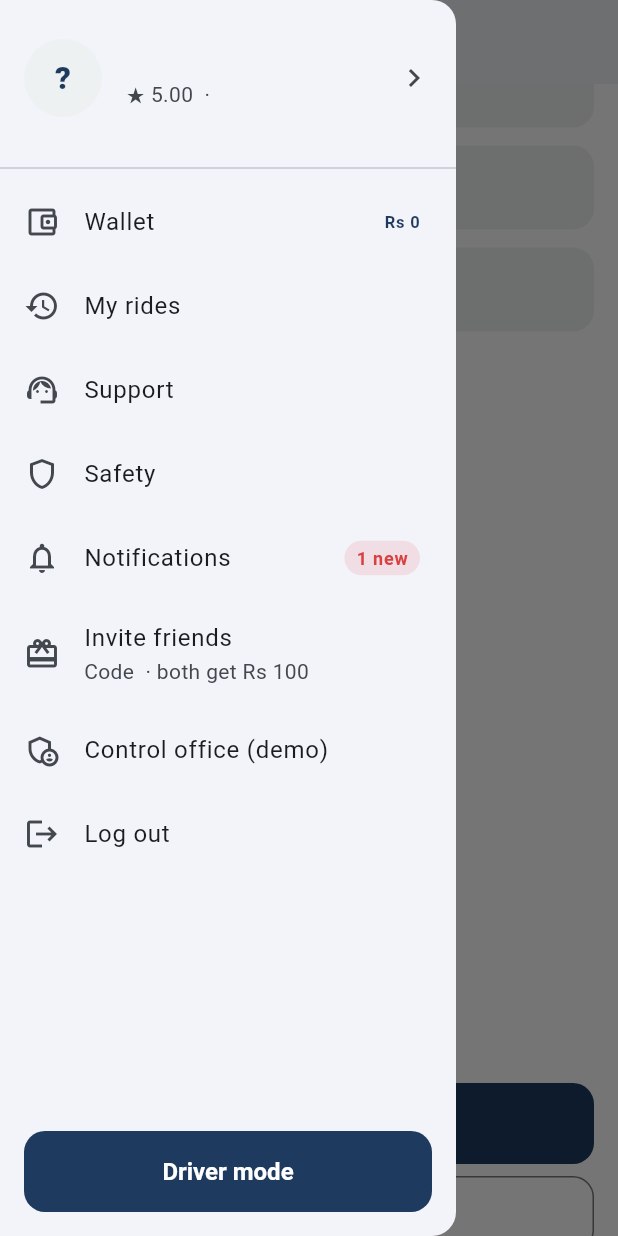
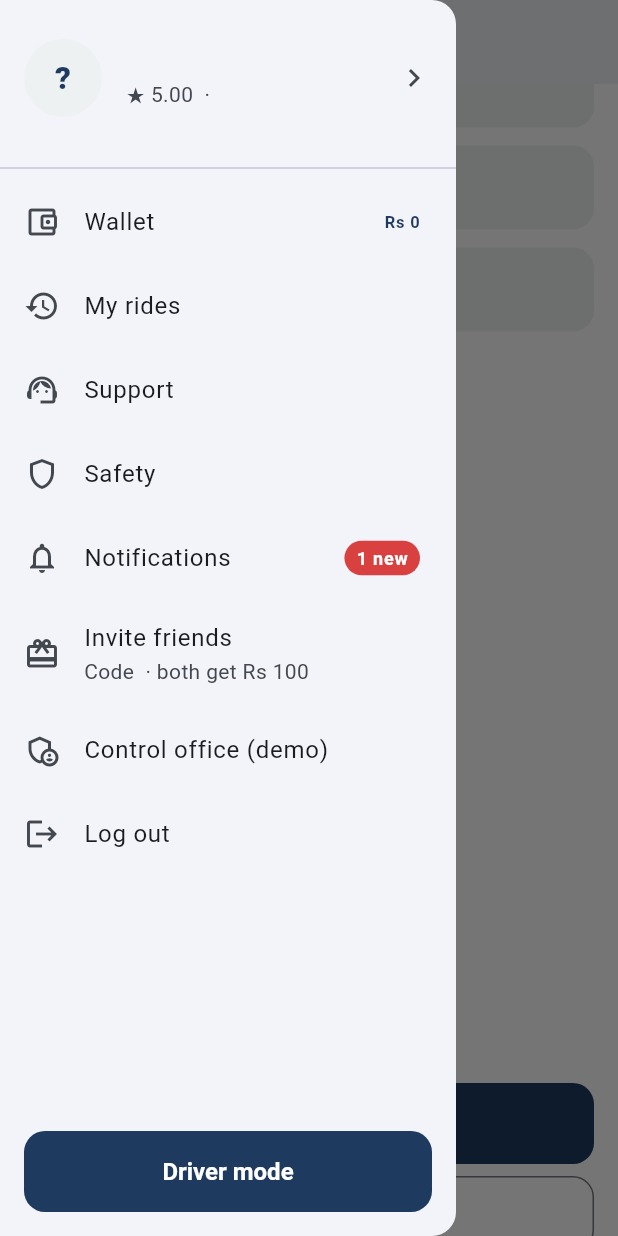
Before and after one commit to miqballhr9-lab/go-ride, a Flutter app: the DriverHome screen opened directly, scrolled down 538 dp, after a tap on the "menu" icon, on a phone screen of 412 x 824 dp. Run offline on Flutter 3.47's test engine with Material 3 defaults, Android fonts, the phone set to English and light mode, and no system bars; our stand-ins replace flutter_map, latlong2; accounts and stored records are empty.

Commit message:
Use only the MIK logo colors across the app
Navy, white, green, yellow and red from the MIK logo replace the remaining orange, blue and Material greens. Status chips are filled with the logo color and use navy or white text so they stay readable; chips, switches and progress bars follow the same palette.

Co-Authored-By: Claude Opus 5.5 <noreply@anthropic.com>
Claude-Session: https://claude.ai/code/session_01BRYDasa9vMcyHgqwWPmJDF

```diff
--- a/lib/admin/admin_more.dart
+++ b/lib/admin/admin_more.dart
@@ -75,7 +75,7 @@ class AdminSafety extends StatelessWidget {
                     u.driver!.licenseExpired
                         ? 'Expired ${u.driver!.licenseExpiry.day}/${u.driver!.licenseExpiry.month}'
                         : 'Expires ${u.driver!.licenseExpiry.day}/${u.driver!.licenseExpiry.month}',
-                    u.driver!.licenseExpired ? AppColors.danger : Colors.orange.shade800,
+                    u.driver!.licenseExpired ? AppColors.danger : AppColors.warning,
                   ),
                   onTap: () => Navigator.push(context, MaterialPageRoute(builder: (_) => DriverDetailScreen(user: u))),
                 ),
--- a/lib/admin/admin_shell.dart
+++ b/lib/admin/admin_shell.dart
@@ -433,11 +433,11 @@ class _AdminLiveMapState extends State<AdminLiveMap> {
             spacing: 8,
             runSpacing: 8,
             children: [
-              StatusChip('${online.length} online', Colors.green.shade700),
+              StatusChip('${online.length} online', AppColors.brand),
               for (final e in byType.entries)
                 if (e.value > 0) StatusChip('${e.key.label}: ${e.value}', AppColors.dark),
               StatusChip('${store.rides.where((r) => r.status.isActive && r.city == city).length} active rides',
-                  Colors.blue.shade700),
+                  AppColors.dark),
               if (sos > 0) StatusChip('$sos open SOS', AppColors.danger),
             ],
           ),
--- a/lib/screens/driver/driver_registration.dart
+++ b/lib/screens/driver/driver_registration.dart
@@ -191,7 +191,7 @@ class _DriverRegistrationState extends State<DriverRegistration> {
               ListTile(
                 contentPadding: EdgeInsets.zero,
                 leading: Icon(docs.contains(doc) ? Icons.check_circle : Icons.add_a_photo_outlined,
-                    color: docs.contains(doc) ? Colors.green : AppColors.dark),
+                    color: docs.contains(doc) ? AppColors.brand : AppColors.dark),
                 title: Text(doc),
                 subtitle: Text(docs.contains(doc) ? 'Added' : 'Tap to add a photo'),
                 trailing: docs.contains(doc)
--- a/lib/screens/passenger/offers_view.dart
+++ b/lib/screens/passenger/offers_view.dart
@@ -48,7 +48,7 @@ class OffersView extends StatelessWidget {
                 Padding(
                   padding: const EdgeInsets.only(top: 4),
                   child: Text('Promo ${ride.promoCode}: you save ${pkr(ride.discount)}',
-                      style: TextStyle(color: Colors.green.shade700)),
+                      style: const TextStyle(color: AppColors.dark, fontWeight: FontWeight.w600)),
                 ),
               const SizedBox(height: 12),
               Row(children: [
--- a/lib/screens/passenger/passenger_home.dart
+++ b/lib/screens/passenger/passenger_home.dart
@@ -441,7 +441,7 @@ class _PassengerHomeState extends State<PassengerHome> {
                 Padding(
                   padding: const EdgeInsets.only(top: 4, left: 4),
                   child: Text(promoMsg!,
-                      style: TextStyle(fontSize: 12, color: discount > 0 ? Colors.green.shade700 : AppColors.danger)),
+                      style: TextStyle(fontSize: 12, color: discount > 0 ? AppColors.dark : AppColors.danger, fontWeight: FontWeight.w600)),
                 ),
               const SizedBox(height: 8),
               Row(children: [
--- a/lib/screens/support/support_home.dart
+++ b/lib/screens/support/support_home.dart
@@ -75,8 +75,8 @@ class SupportHome extends StatelessWidget {
 }
 
 Color ticketColor(TicketStatus s) => switch (s) {
-      TicketStatus.open => Colors.orange.shade800,
-      TicketStatus.answered => Colors.blue.shade700,
+      TicketStatus.open => AppColors.warning,
+      TicketStatus.answered => AppColors.dark,
       TicketStatus.closed => AppColors.muted,
     };
 
--- a/lib/widgets/common.dart
+++ b/lib/widgets/common.dart
@@ -301,7 +301,7 @@ class StarPicker extends StatelessWidget {
             IconButton(
               iconSize: 36,
               onPressed: () => onChanged(i),
-              icon: Icon(i <= value ? Icons.star_rounded : Icons.star_outline_rounded, color: Colors.amber),
+              icon: Icon(i <= value ? Icons.star_rounded : Icons.star_outline_rounded, color: AppColors.warning),
             ),
         ],
       );
@@ -313,21 +313,22 @@ class StatusChip extends StatelessWidget {
   const StatusChip(this.label, this.color, {super.key});
 
   @override
-  Widget build(BuildContext context) => Container(
-        padding: const EdgeInsets.symmetric(horizontal: 8, vertical: 3),
-        decoration: BoxDecoration(
-          color: color.withValues(alpha: 0.12),
-          borderRadius: BorderRadius.circular(20),
-        ),
-        child: Text(label, style: TextStyle(color: color, fontSize: 12, fontWeight: FontWeight.w700)),
-      );
+  Widget build(BuildContext context) {
+    // Logo ke rang: hare aur peele pe navy likhai, baqi pe safed.
+    final ink = (color == AppColors.brand || color == AppColors.warning) ? AppColors.dark : Colors.white;
+    return Container(
+      padding: const EdgeInsets.symmetric(horizontal: 8, vertical: 3),
+      decoration: BoxDecoration(color: color, borderRadius: BorderRadius.circular(20)),
+      child: Text(label, style: TextStyle(color: ink, fontSize: 12, fontWeight: FontWeight.w700)),
+    );
+  }
 }
 
 Color rideStatusColor(RideStatus s) => switch (s) {
-      RideStatus.completed => Colors.green.shade700,
+      RideStatus.completed => AppColors.brand,
       RideStatus.cancelled => AppColors.danger,
-      RideStatus.searching => Colors.orange.shade800,
-      _ => Colors.blue.shade700,
+      RideStatus.searching => AppColors.warning,
+      _ => AppColors.dark,
     };
 
 void showSnack(BuildContext context, String msg) =>
```
Also changed, not shown: lib/admin/admin_people.dart (+4 -4 lines), lib/screens/driver/driver_home.dart (+7 -7 lines), lib/screens/wallet_screen.dart (+8 -9 lines), lib/theme.dart (+13 -0 lines).
